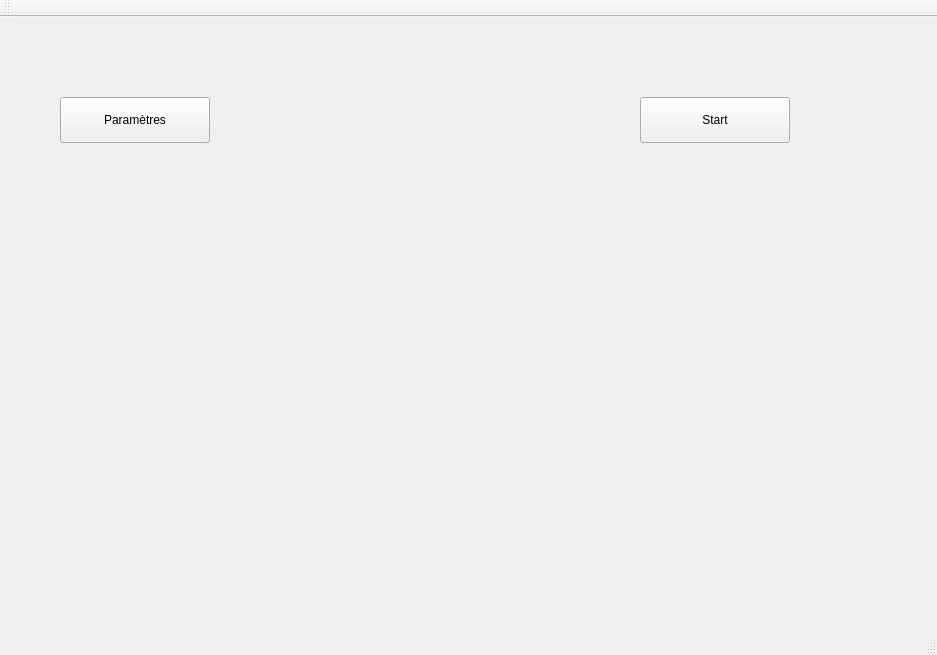
The window that CanYouShakeItQt/CanYouShakeItQt/mainwindow.ui (CanYouDevelopIt/CanYouShakeIt) describes before a commit, drawn with Qt 5.
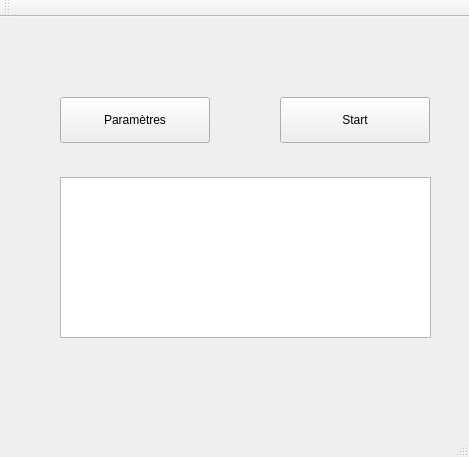
The same window after the commit.

The edit to the form file:
```diff
--- a/CanYouShakeItQt/CanYouShakeItQt/mainwindow.ui
+++ b/CanYouShakeItQt/CanYouShakeItQt/mainwindow.ui
@@ -6,8 +6,8 @@
    <rect>
     <x>0</x>
     <y>0</y>
-    <width>937</width>
-    <height>655</height>
+    <width>469</width>
+    <height>457</height>
    </rect>
   </property>
   <property name="windowTitle">
@@ -17,7 +17,7 @@
    <widget class="QPushButton" name="start">
     <property name="geometry">
      <rect>
-      <x>640</x>
+      <x>280</x>
       <y>80</y>
       <width>150</width>
       <height>46</height>
@@ -40,6 +40,16 @@
      <string>Paramètres</string>
     </property>
    </widget>
+   <widget class="QListView" name="listJoueur">
+    <property name="geometry">
+     <rect>
+      <x>60</x>
+      <y>160</y>
+      <width>371</width>
+      <height>161</height>
+     </rect>
+    </property>
+   </widget>
   </widget>
   <widget class="QMenuBar" name="menuBar">
    <property name="geometry">
```
Left out of the diff: 2 changed lines with no effect on the pictures.
